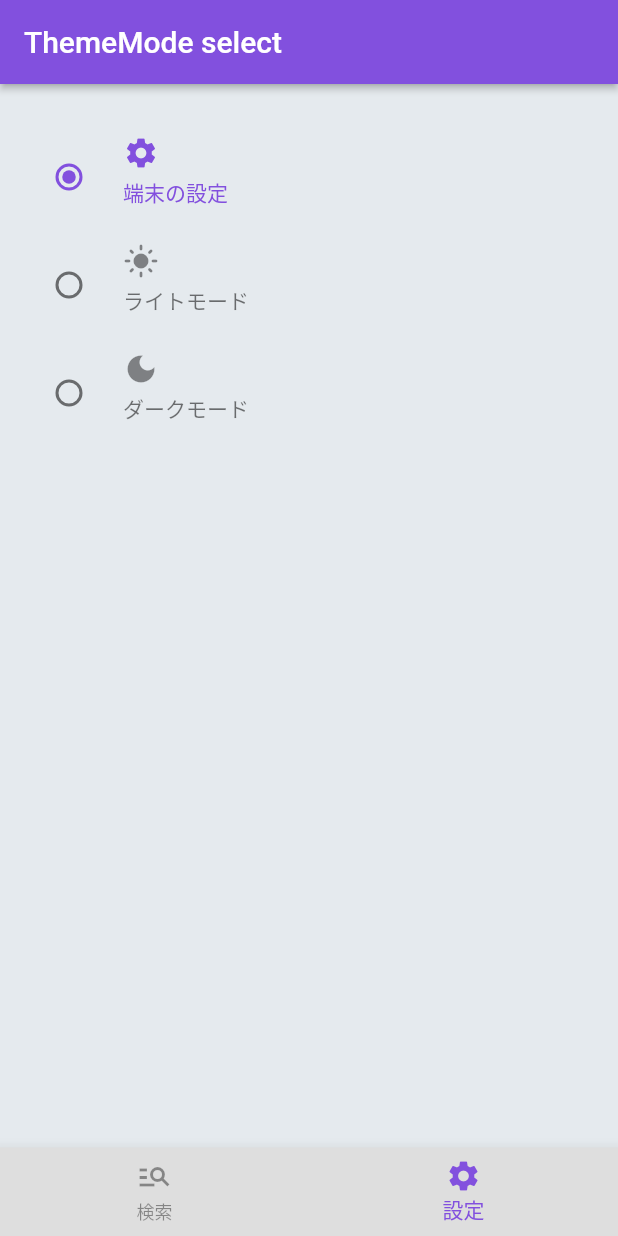
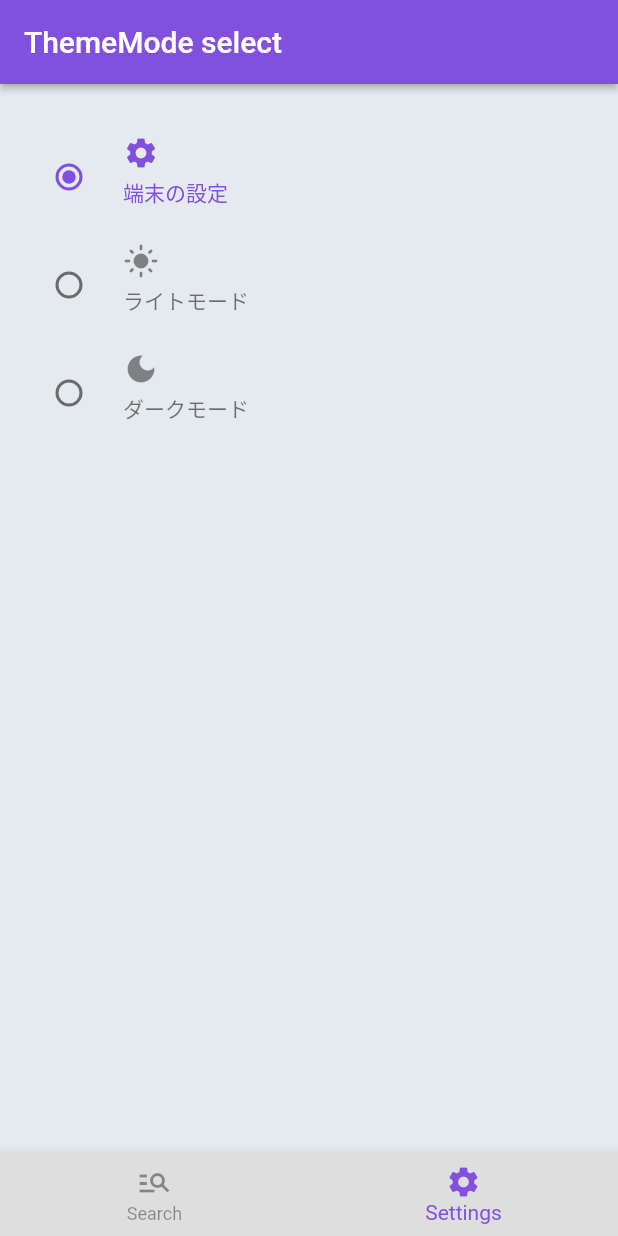
Before and after one commit to trm11tkr/github-repo-search, a Flutter app: the screen it shows after launch, item 2 of the bottom bar chosen, on a phone screen of 412 x 824 dp. Run offline on Flutter 3.47's test engine with Material 2 defaults, Android fonts, the phone set to English and light mode, and no system bars; our stand-ins replace extended_image, freezed_annotation, gap, hooks_riverpod, pull_to_refresh_flutter3, shared_preferences; missing offline and left inert: simple_logger; network calls fail.

Commit message:
NavigationPageの多言語対応

```diff
--- a/lib/feature/navigation/navigation_page.dart
+++ b/lib/feature/navigation/navigation_page.dart
@@ -1,6 +1,7 @@
 import 'package:flutter/material.dart';
 import 'package:github_repo_search/feature/github_repo/presentation/pages/github_repo_list_page.dart';
 import 'package:github_repo_search/feature/setting/setting_page.dart';
+import 'package:github_repo_search/i18n/translations.g.dart';
 import 'package:hooks_riverpod/hooks_riverpod.dart';
 
 enum PageType {
@@ -29,17 +30,17 @@ class NavigationPage extends ConsumerWidget {
     ];
 
     final bottomNavigationBarItems = [
-      const BottomNavigationBarItem(
-        icon: Icon(
+      BottomNavigationBarItem(
+        icon: const Icon(
           Icons.manage_search_outlined,
         ),
-        label: '検索',
+        label: i18n.navLabelSearch,
       ),
-      const BottomNavigationBarItem(
-        icon: Icon(
+      BottomNavigationBarItem(
+        icon: const Icon(
           Icons.settings,
         ),
-        label: '設定',
+        label: i18n.navLabelSettings,
       ),
     ];
 
```
